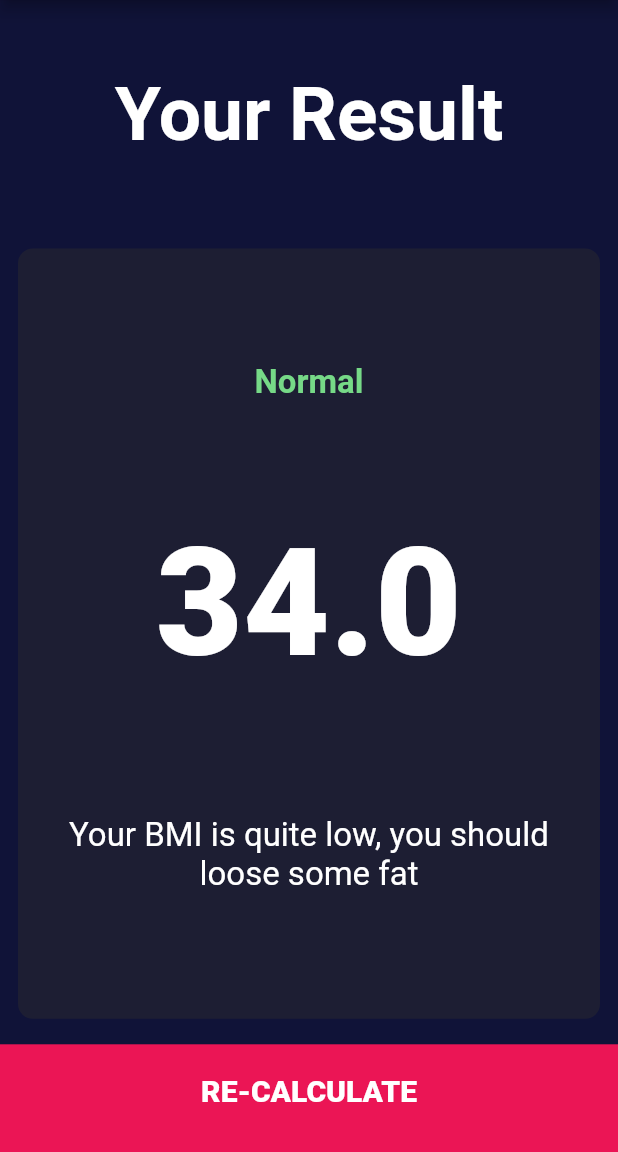
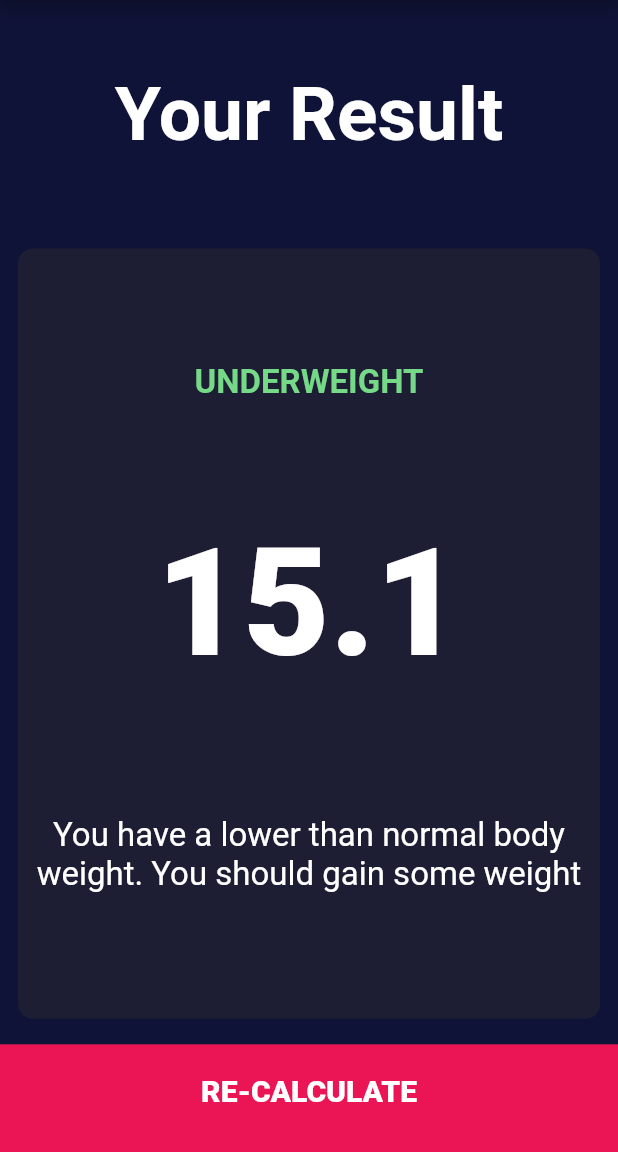
Before and after one commit to ketanchoyal/BMI-Calculator-Flutter-, a Flutter app: the screen it shows after launch, item 2 of the bottom bar chosen, after a tap on "CALCULATE", on a phone screen of 412 x 824 dp, the part 84-1236 px from its top. Run offline on Flutter 3.47's test engine with Material 2 defaults, Android fonts, the phone set to English and light mode, and no system bars; our stand-ins replace font_awesome_flutter.

```diff
--- /dev/null
+++ b/lib/calculator_brain.dart
@@ -0,0 +1,39 @@
+import 'dart:math';
+
+import 'package:flutter/cupertino.dart';
+
+class CalculatorBrain {
+
+  CalculatorBrain({@required this.height, @required this.weight});
+
+  final int height;
+  final int weight;
+
+  double _bmi;
+
+  String calculate() {
+    _bmi = weight / pow(height/100, 2);
+    return _bmi.toStringAsFixed(1);
+  }
+
+  String getResult() {
+    if (_bmi >= 25) {
+      return 'Overweight';
+    } else if (_bmi > 18.5) {
+      return 'Normal';
+    } else {
+      return 'Underweight';
+    }
+  }
+
+  String getInterpretation() {
+    if (_bmi >= 25) {
+      return 'You have a higher than normal body weight. Try to exercise more.';
+    } else if (_bmi > 18.5) {
+      return 'You have normal body weight. Good job!.';
+    } else {
+      return 'You have a lower than normal body weight. You should gain some weight';
+    }
+  }
+
+}
--- a/lib/screens/input_page.dart
+++ b/lib/screens/input_page.dart
@@ -7,6 +7,7 @@ import 'package:bmi_calculator/constants.dart';
 import 'package:bmi_calculator/screens/result_page.dart';
 import 'package:bmi_calculator/components/round_icon_button.dart';
 import 'package:bmi_calculator/components/bottom_button.dart';
+import 'package:bmi_calculator/calculator_brain.dart';
 
 enum Gender { Male, Female }
 
@@ -113,7 +114,7 @@ class _InputScreenState extends State<InputScreen> {
                         ),
                         child: Slider(
                           value: height.toDouble(),
-                          max: 250.0,
+                          max: 450.0,
                           min: 120.0,
                           onChanged: (double newValue) {
                             setState(() {
@@ -219,10 +220,15 @@ class _InputScreenState extends State<InputScreen> {
               ),
             ),
             new BottomButton(onTap: () {
+              CalculatorBrain calculater = CalculatorBrain(height: height, weight: weight);
               Navigator.push(
                 context,
                 MaterialPageRoute(
-                  builder: (context) => ResultPage(),
+                  builder: (context) => ResultPage(
+                    bmiValue: calculater.calculate(),
+                    result: calculater.getResult(),
+                    interpretation: calculater.getInterpretation(),
+                  ),
                 ),
               );
             },
--- a/lib/screens/result_page.dart
+++ b/lib/screens/result_page.dart
@@ -4,6 +4,13 @@ import 'package:flutter/material.dart';
 import 'package:bmi_calculator/components/bottom_button.dart';
 
 class ResultPage extends StatelessWidget {
+
+  ResultPage({@required this.result, @required this.interpretation, @required this.bmiValue});
+
+  final String result;
+  final String interpretation;
+  final String bmiValue;
+
   @override
   Widget build(BuildContext context) {
     return Scaffold(
@@ -32,18 +39,18 @@ class ResultPage extends StatelessWidget {
                 mainAxisAlignment: MainAxisAlignment.spaceEvenly,
                 children: <Widget>[
                   Text(
-                    'Normal',
+                    result.toUpperCase(),
                     style: kResultTextStyle,
                     textAlign: TextAlign.left,
                   ),
                   Text(
-                    '34.0',
+                    bmiValue,
                     style: kBMITextStyle,
                   ),
                   Padding(
                     padding: const EdgeInsets.all(7.0),
                     child: Text(
-                      'Your BMI is quite low, you should loose some fat',
+                      interpretation,
                       style: kBMISuggestionTextStyle,
                       textAlign: TextAlign.center,
                     ),
```
